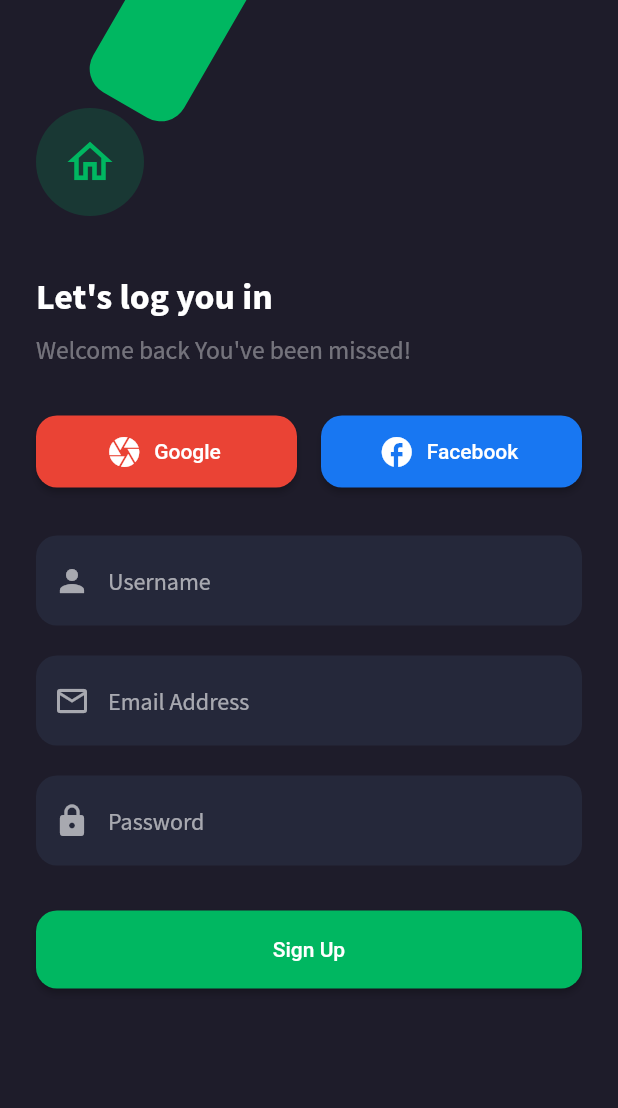
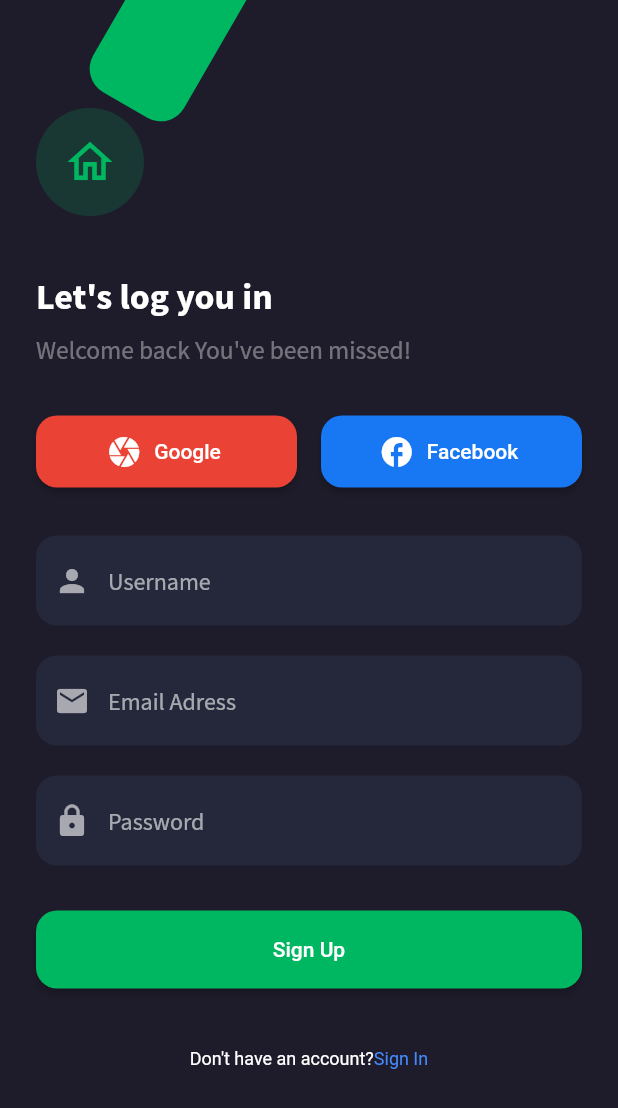
Before and after one commit to mburgos012576/flutter_codigo3_ui_2, a Flutter app: the screen it shows after launch, on a phone screen of 412 x 824 dp. Shown: the top 1108 px of the screen. Run offline on Flutter 3.47's test engine with Material 2 defaults, Android fonts, the phone set to English and light mode, and no system bars.

Commit message:
UI_2 avanzado

```diff
--- a/lib/main.dart
+++ b/lib/main.dart
@@ -1,7 +1,6 @@
-import 'dart:math';
-
 import 'package:flutter/cupertino.dart';
 import 'package:flutter/material.dart';
+import 'package:flutter_codigo3_ui_2/widgets/widgets.dart';
 
 void main() {
   runApp(MyApp());
@@ -37,39 +36,8 @@ class HomePage extends StatelessWidget {
                 child: Column(
                   crossAxisAlignment: CrossAxisAlignment.start,
                   children: [
-                    SizedBox(
-                      height: 70,
-                    ),
-                    CircleAvatar(
-                      radius: 36.0,
-                      backgroundColor: Color(0xff00B761).withOpacity(0.18),
-                      child: Icon(
-                        Icons.home_outlined,
-                        color: Color(0xff00B761),
-                        size: 36,
-                      ),
-                    ),
-                    SizedBox(
-                      height: 38.0,
-                    ),
-                    Text(
-                      "Let's log you in",
-                      style: TextStyle(
-                        color: Colors.white,
-                        fontSize: 24.0,
-                        fontFamily: 'SourceSansPro Bold',
-                      ),
-                    ),
-                    SizedBox(
-                      height: 10.0,
-                    ),
-                    Text(
-                      "Welcome back You've been missed!",
-                      style: TextStyle(
-                        color: Colors.white38,
-                        fontSize: 17.0,
-                        fontFamily: 'SourceSansPro Regular',
-                      ),
+                    widgetHead(
+                      titulo: "Let's log you in ",
                     ),
                     SizedBox(
                       height: 34.0,
@@ -120,102 +88,38 @@ class HomePage extends StatelessWidget {
                     SizedBox(
                       height: 32.0,
                     ),
-                    TextField(
-                      decoration: InputDecoration(
-                        filled: true,
-                        fillColor: Color(0xff25283A),
-                        hintText: "Username",
-                        hintStyle: TextStyle(
-                          color: Colors.white60,
-                          fontWeight: FontWeight.w500,
-                          fontFamily: 'SourceSansPro Regular',
-                        ),
-                        prefixIcon: Icon(
-                          Icons.person,
-                          color: Colors.white60,
-                        ),
-                        focusedBorder: OutlineInputBorder(
-                            borderRadius: BorderRadius.circular(14),
-                            borderSide: BorderSide.none),
-                        enabledBorder: OutlineInputBorder(
-                            borderRadius: BorderRadius.circular(14),
-                            borderSide: BorderSide.none),
-                      ),
+                    widgetTexField(
+                      texto: "Username",
+                      icon: Icons.person,
                     ),
                     SizedBox(
                       height: 20,
                     ),
-                    TextField(
-                      decoration: InputDecoration(
-                        filled: true,
-                        fillColor: Color(0xff25283A),
-                        hintText: "Email Address",
-                        hintStyle: TextStyle(
-                          color: Colors.white60,
-                          fontWeight: FontWeight.w500,
-                          fontFamily: 'SourceSansPro Regular',
-                        ),
-                        prefixIcon: Icon(
-                          Icons.mail_outline,
-                          color: Colors.white60,
-                        ),
-                        focusedBorder: OutlineInputBorder(
-                            borderRadius: BorderRadius.circular(14),
-                            borderSide: BorderSide.none),
-                        enabledBorder: OutlineInputBorder(
-                            borderRadius: BorderRadius.circular(14),
-                            borderSide: BorderSide.none),
-                      ),
+                    widgetTexField(
+                      texto: "Email Adress",
+                      icon: Icons.email,
                     ),
                     SizedBox(
                       height: 20,
                     ),
-                    TextField(
-                      decoration: InputDecoration(
-                        filled: true,
-                        fillColor: Color(0xff25283A),
-                        hintText: "Password",
-                        hintStyle: TextStyle(
-                          color: Colors.white60,
-                          fontWeight: FontWeight.w500,
-                          fontFamily: 'SourceSansPro Regular',
-                        ),
-                        prefixIcon: Icon(
-                          Icons.lock,
-                          color: Colors.white60,
-                        ),
-                        focusedBorder: OutlineInputBorder(
-                            borderRadius: BorderRadius.circular(14),
-                            borderSide: BorderSide.none),
-                        enabledBorder: OutlineInputBorder(
-                            borderRadius: BorderRadius.circular(14),
-                            borderSide: BorderSide.none),
-                      ),
+                    widgetTexField(
+                      texto: "Password",
+                      icon: Icons.lock,
                     ),
                     SizedBox(
                       height: 30,
                     ),
                     Row(
                       children: [
-                        Expanded(
-                          child: ElevatedButton(
-                            onPressed: () {},
-                            child: Container(
-                              margin: EdgeInsets.symmetric(vertical: 18.0),
-                              child: Text(
-                                "Sign Up",
-                              ),
-                            ),
-                            style: ElevatedButton.styleFrom(
-                              primary: Color(0xff00B761),
-                              shape: RoundedRectangleBorder(
-                                borderRadius: BorderRadius.circular(14),
-                              ),
-                            ),
-                          ),
+                        widgetElevationButton(
+                          texto: "Sign Up",
                         ),
                       ],
                     ),
+                    SizedBox(
+                      height: 30,
+                    ),
+                    widgetRichttextNavigator(texto: 'Don\'t have an account?',textoSpan: "Sign In",)
                   ],
                 ),
               ),
@@ -225,30 +129,4 @@ class HomePage extends StatelessWidget {
       ),
     );
   }
-
-  Widget buildBackground() {
-    return Stack(
-      children: [
-        Container(
-          width: double.infinity,
-          height: double.infinity,
-          color: Color(0xff1E1C2A),
-        ),
-        Positioned(
-          top: -70,
-          left: 86,
-          child: Transform.rotate(
-            angle: pi / 6,
-            child: Container(
-              width: 70,
-              height: 150,
-              decoration: BoxDecoration(
-                  color: Color(0xff00B761),
-                  borderRadius: BorderRadius.circular(18.0)),
-            ),
-          ),
-        ),
-      ],
-    );
-  }
 }
--- /dev/null
+++ b/lib/pages/ui_2.dart
@@ -0,0 +1,59 @@
+import 'package:flutter/material.dart';
+import 'package:flutter_codigo3_ui_2/widgets/widgets.dart';
+
+class UI_2 extends StatelessWidget {
+  Widget build(BuildContext context) {
+    return Scaffold(
+      body: Stack(
+        children: [
+          buildBackground(),
+          SafeArea(
+            child: SingleChildScrollView(
+              child: Padding(
+                padding: EdgeInsets.symmetric(horizontal: 24, vertical: 2),
+                child: Column(
+                  crossAxisAlignment: CrossAxisAlignment.start,
+                  children: [
+                    widgetHead(
+                      titulo: "Let's sign you in",
+                    ),
+                    SizedBox(
+                      height: 34.0,
+                    ),
+                    widgetTexField(
+                      texto: "Email Adress",
+                      icon: Icons.email,
+                    ),
+                    SizedBox(
+                      height: 20,
+                    ),
+                    widgetTexField(
+                      texto: "Password",
+                      icon: Icons.lock,
+                    ),
+                    SizedBox(
+                      height: 20,
+                    ),
+                    Row(
+                      children: [
+                        widgetElevationButton(texto: "Log In"),
+                      ],
+                    ),
+                    SizedBox(
+                      height: 30,
+                    ),
+                    widgetRichttextNavigator(textoSpan: "Forgot Password?",),
+                    SizedBox(
+                      height: 30,
+                    ),
+                    widgetRichttextNavigator(texto: "Don\'t have an account?",textoSpan: "Sign Up",),
+                  ],
+                ),
+              ),
+            ),
+          ),
+        ],
+      ),
+    );
+  }
+}
--- /dev/null
+++ b/lib/widgets/widgets.dart
@@ -0,0 +1,177 @@
+import 'package:flutter/cupertino.dart';
+import 'package:flutter/material.dart';
+import 'dart:math';
+import 'package:flutter_codigo3_ui_2/pages/ui_2.dart';
+import 'package:flutter/gestures.dart';
+
+Widget buildBackground() {
+  return Stack(
+    children: [
+      Container(
+        width: double.infinity,
+        height: double.infinity,
+        color: Color(0xff1E1C2A),
+      ),
+      Positioned(
+        top: -70,
+        left: 86,
+        child: Transform.rotate(
+          angle: pi / 6,
+          child: Container(
+            width: 70,
+            height: 150,
+            decoration: BoxDecoration(
+                color: Color(0xff00B761),
+                borderRadius: BorderRadius.circular(18.0)),
+          ),
+        ),
+      ),
+    ],
+  );
+}
+
+class widgetHead extends StatelessWidget {
+  String titulo;
+  widgetHead({required this.titulo});
+
+  @override
+  Widget build(BuildContext context) {
+    return Column(
+      crossAxisAlignment: CrossAxisAlignment.start,
+      children: [
+        SizedBox(
+          height: 70,
+        ),
+        CircleAvatar(
+          radius: 36.0,
+          backgroundColor: Color(0xff00B761).withOpacity(0.18),
+          child: Icon(
+            Icons.home_outlined,
+            color: Color(0xff00B761),
+            size: 36,
+          ),
+        ),
+        SizedBox(
+          height: 38.0,
+        ),
+        Text(
+          this.titulo,
+          style: TextStyle(
+            color: Colors.white,
+            fontSize: 24.0,
+            fontFamily: 'SourceSansPro Bold',
+          ),
+        ),
+        SizedBox(
+          height: 10.0,
+        ),
+        Text(
+          "Welcome back You've been missed!",
+          style: TextStyle(
+            color: Colors.white38,
+            fontSize: 17.0,
+            fontFamily: 'SourceSansPro Regular',
+          ),
+        ),
+      ],
+    );
+  }
+}
+
+class widgetTexField extends StatelessWidget {
+  String texto;
+  IconData icon;
+  widgetTexField({required this.texto, required this.icon});
+
+  @override
+  Widget build(BuildContext context) {
+    return TextField(
+      decoration: InputDecoration(
+        filled: true,
+        fillColor: Color(0xff25283A),
+        hintText: this.texto,
+        hintStyle: TextStyle(
+          color: Colors.white60,
+          fontWeight: FontWeight.w500,
+          fontFamily: 'SourceSansPro Regular',
+        ),
+        prefixIcon: Icon(
+          this.icon,
+          color: Colors.white60,
+        ),
+        focusedBorder: OutlineInputBorder(
+            borderRadius: BorderRadius.circular(14),
+            borderSide: BorderSide.none),
+        enabledBorder: OutlineInputBorder(
+            borderRadius: BorderRadius.circular(14),
+            borderSide: BorderSide.none),
+      ),
+    );
+  }
+}
+
+class widgetElevationButton extends StatelessWidget {
+  String texto;
+  widgetElevationButton({required this.texto});
+
+  @override
+  Widget build(BuildContext context) {
+    return Expanded(
+      child: ElevatedButton(
+        onPressed: () {},
+        child: Container(
+          margin: EdgeInsets.symmetric(vertical: 18.0),
+          child: Text(
+            this.texto,
+          ),
+        ),
+        style: ElevatedButton.styleFrom(
+          primary: Color(0xff00B761),
+          shape: RoundedRectangleBorder(
+            borderRadius: BorderRadius.circular(14),
+          ),
+        ),
+      ),
+    );
+  }
+}
+
+class widgetRichttextNavigator extends StatelessWidget {
+  String? texto;
+  String textoSpan;
+  widgetRichttextNavigator({this.texto, required this.textoSpan});
+
+  @override
+  Widget build(BuildContext context) {
+    return Container(
+        padding: EdgeInsets.all(10),
+        child: Center(
+          child: RichText(
+            textAlign: TextAlign.justify,
+            text: TextSpan(
+                text: this.texto,//'Don\'t have an account?',
+                style: TextStyle(
+                    color: Colors.white, fontSize: 12,),
+                children: <TextSpan>[
+                  TextSpan(
+                      text: this.textoSpan,//' Sign up',
+                      style: TextStyle(
+                          color: Colors.blueAccent,
+                          fontSize: 12),
+                      recognizer: TapGestureRecognizer()
+                        ..onTap = () {
+                          // navigate to desired screen
+                          //print("Ontapppp");
+                          Navigator.push(
+                            context,
+                            MaterialPageRoute(
+                                builder:
+                                    (BuildContext context) =>
+                                        UI_2()),
+                          );
+                        }),
+                ]),
+          ),
+        ));
+  }
+}
```
